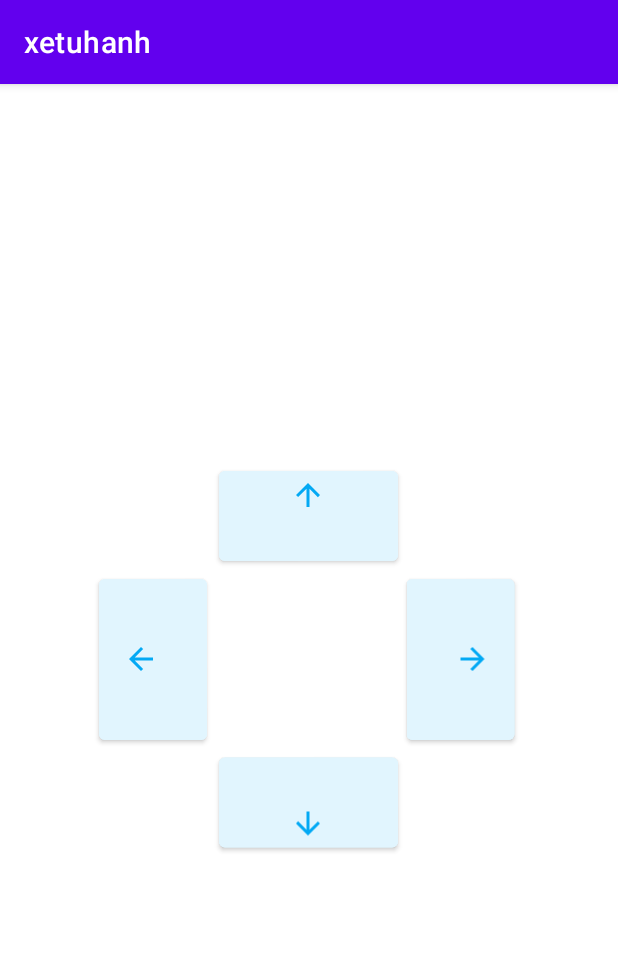
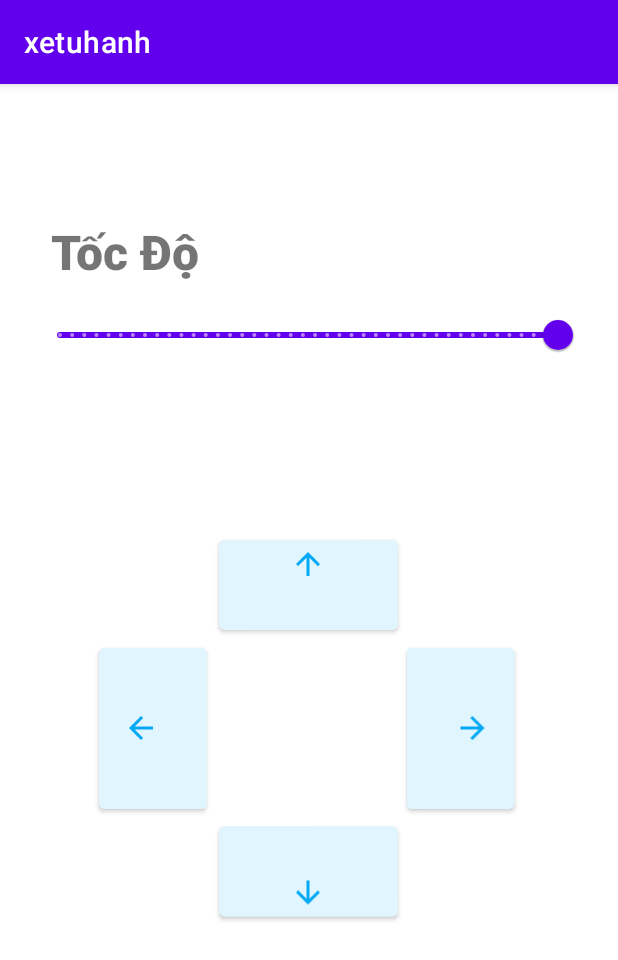
Before and after one commit to TGLuong/Embedded-Software-Technology, an Android app: the screen it shows after launch (MainActivity), on a phone screen of 412 x 824 dp. Shown: the top 960 px of the screen. Run offline under Robolectric (Android 15) with nearby library versions, the phone set to English and light mode, and no system bars.

Commit message:
update v2.0

```diff
--- a/app/src/main/res/layout/activity_main.xml
+++ b/app/src/main/res/layout/activity_main.xml
@@ -4,11 +4,35 @@
   android:layout_height="match_parent"
   android:orientation="vertical"
   >
+  <TextView
+    android:layout_width="match_parent"
+    android:layout_height="wrap_content"
+    android:layout_marginRight="24dp"
+    android:layout_marginLeft="24dp"
+    android:paddingLeft="10dp"
+    android:text="Tốc Độ"
+    android:textSize="32sp"
+    android:fontFamily="sans-serif-black"
+    android:translationY="90dp"
+    />
+  <com.google.android.material.slider.Slider
+    android:id="@+id/speed_slider"
+    android:layout_width="match_parent"
+    android:layout_height="50dp"
+    android:translationY="100dp"
+    android:layout_marginLeft="24dp"
+    android:layout_marginRight="24dp"
+    android:value="250"
+    android:valueFrom="100.0"
+    android:valueTo="250.0"
+    android:stepSize="1.0"/>
+
   <RelativeLayout
     android:layout_width="match_parent"
     android:layout_height="match_parent"
     android:gravity="center"
     >
+
     <Button
       android:id="@+id/up_button"
       android:layout_width="119dp"
```
Also changed, not shown: app/src/main/java/com/example/xetuhanh/MainActivity.java (+40 -1 lines), 5 other files.
